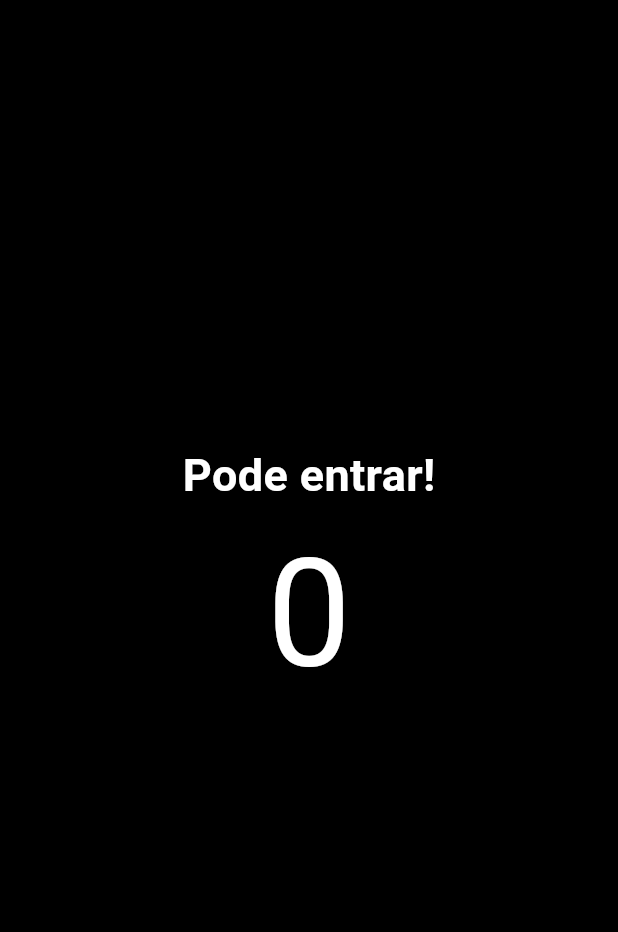
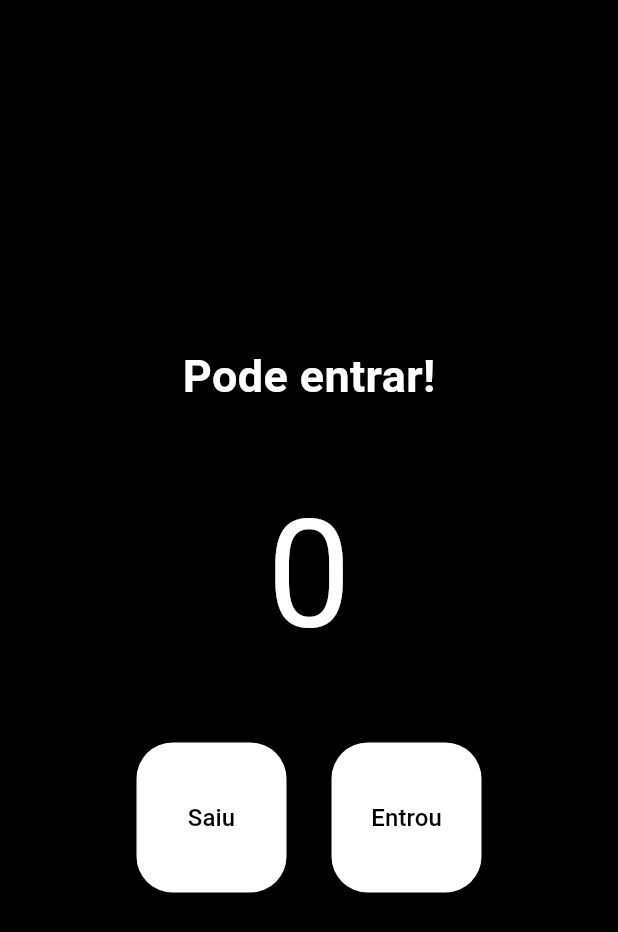
Before and after one commit to flavioaugusto1/contador-entrada-saida, a Flutter app: the screen it shows after launch, on a phone screen of 412 x 824 dp. Shown: the top 932 px of the screen. Run offline on Flutter 3.47's test engine with Material 3 defaults, Android fonts, the phone set to English and light mode, and no system bars.

Commit message:
feat: adicionada estilização aos botões

```diff
--- a/lib/main.dart
+++ b/lib/main.dart
@@ -38,11 +38,14 @@
               fontWeight: FontWeight.w700,
             ),
           ),
-          const Text(
-            '0',
-            style: TextStyle(
-              color: Colors.white,
-              fontSize: 100,
+          Padding(
+            padding: EdgeInsets.all(40),
+            child: const Text(
+              '0',
+              style: TextStyle(
+                color: Colors.white,
+                fontSize: 100,
+              ),
             ),
           ),
           Row(
@@ -50,6 +53,16 @@
             children: [
               TextButton(
                 onPressed: decrement,
+                style: TextButton.styleFrom(
+                  backgroundColor: Colors.white,
+                  fixedSize: const Size(100, 100),
+                  foregroundColor: Colors.black,
+                  shape: const RoundedRectangleBorder(
+                    borderRadius: BorderRadius.all(
+                      Radius.circular(24),
+                    ),
+                  ),
+                ),
                 child: const Text(
                   "Saiu",
                   style: TextStyle(
@@ -58,8 +71,21 @@
                   ),
                 ),
               ),
+              const SizedBox(
+                width: 30,
+              ),
               TextButton(
                 onPressed: increment,
+                style: TextButton.styleFrom(
+                  backgroundColor: Colors.white,
+                  fixedSize: const Size(100, 100),
+                  foregroundColor: Colors.black,
+                  shape: const RoundedRectangleBorder(
+                    borderRadius: BorderRadius.all(
+                      Radius.circular(24),
+                    ),
+                  ),
+                ),
                 child: const Text(
                   "Entrou",
                   style: TextStyle(
```
